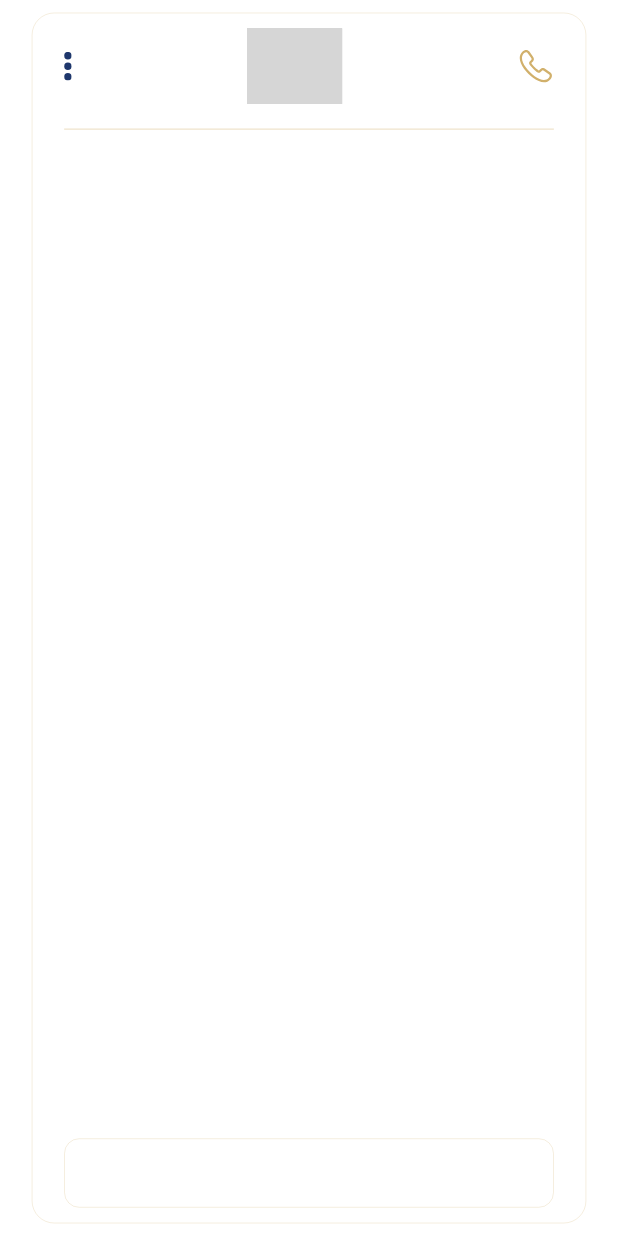
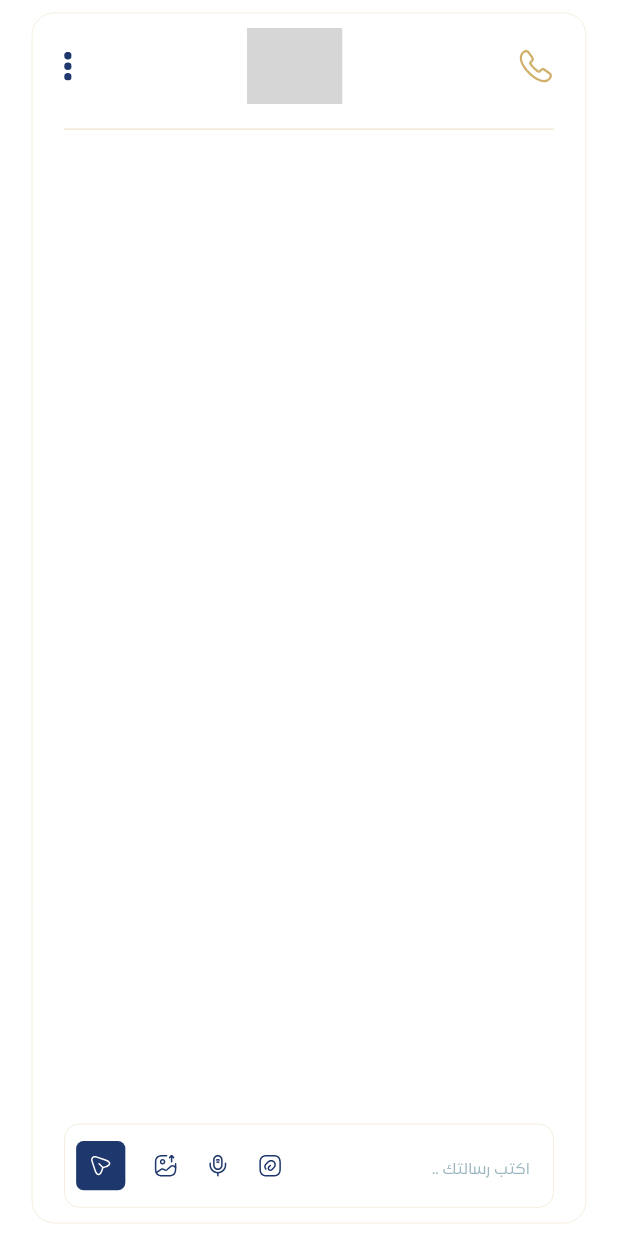
Before and after one commit to rahmagamal21/chat_task, a Flutter app: the screen it shows after launch, on a phone screen of 412 x 824 dp. Run offline on Flutter 3.47's test engine with Material 3 defaults, Android fonts, the light colour scheme and no system bars; our stand-ins replace flutter_screenutil, flutter_svg; project files that could hold a hidden picture were left out; grey boxes are pictures that could not be loaded.

Commit message:
input field

```diff
--- a/lib/Features/chat/presentation/views/widgets/input_field.dart
+++ b/lib/Features/chat/presentation/views/widgets/input_field.dart
@@ -1,21 +1,72 @@
 import 'package:chat_task/core/common/res/colors.dart';
+import 'package:chat_task/core/common/res/styles.dart';
 import 'package:flutter/material.dart';
 import 'package:flutter_screenutil/flutter_screenutil.dart';
+import 'package:flutter_svg/svg.dart';
+
+import '../../../../../generated/l10n.dart';
 
 class InputField extends StatelessWidget {
   const InputField({super.key});
 
   @override
   Widget build(BuildContext context) {
-    return Container(
-      width: double.infinity,
-      height: 55.h,
-      decoration: BoxDecoration(
-        borderRadius: BorderRadius.circular(10),
-        border: Border.all(
-          width: 0.5,
-          color: AllColors.border,
+    return TextFormField(
+      decoration: InputDecoration(
+        border: border(),
+        focusedBorder: border(),
+        enabledBorder: border(),
+        disabledBorder: border(),
+        hintText: S.of(context).write_your_message,
+        hintStyle: Styles.hintStyle(),
+        suffixIcon: Padding(
+          padding: const EdgeInsets.only(left: 8.0),
+          child: SizedBox(
+            width: 130.w,
+            child: Row(
+              mainAxisAlignment: MainAxisAlignment.spaceBetween,
+              mainAxisSize: MainAxisSize.min,
+              children: [
+                SvgPicture.asset('assets/images/attach-square.svg'),
+                SvgPicture.asset('assets/images/microphone.svg'),
+                SvgPicture.asset('assets/images/gallery-export.svg'),
+                Container(
+                  decoration: BoxDecoration(
+                    borderRadius: BorderRadius.circular(5),
+                    color: const Color(0xff1E376C),
+                  ),
+                  child: Padding(
+                    padding: EdgeInsets.all(10.h),
+                    child: SvgPicture.asset(
+                      'assets/images/send.svg',
+                    ),
+                  ),
+                ),
+              ],
+            ),
+          ),
         ),
+      ),
+    );
+    // return Container(
+    //   width: double.infinity,
+    //   height: 55.h,
+    //   decoration: BoxDecoration(
+    //     borderRadius: BorderRadius.circular(10),
+    //     border: Border.all(
+    //       width: 0.5,
+    //       color: AllColors.border,
+    //     ),
+    //   ),
+    // );
+  }
+
+  OutlineInputBorder border() {
+    return OutlineInputBorder(
+      borderRadius: BorderRadius.circular(10),
+      borderSide: BorderSide(
+        width: 0.5,
+        color: AllColors.border,
       ),
     );
   }
--- /dev/null
+++ b/lib/core/common/res/styles.dart
@@ -0,0 +1,25 @@
+import 'package:flutter/material.dart';
+import 'package:flutter_screenutil/flutter_screenutil.dart';
+
+class Styles {
+  static const String kFontFamily = 'Noor';
+
+  static TextStyle baseStyle = const TextStyle(
+    fontFamily: kFontFamily,
+    height: 1.2,
+    fontWeight: FontWeight.w400,
+    color: Colors.black,
+  );
+  static TextStyle hintStyle() {
+    return baseStyle.copyWith(
+      fontSize: 12.sp,
+      color: const Color(0x1e376c80).withOpacity(0.5),
+    );
+  }
+
+  static TextStyle messageStyle() {
+    return baseStyle.copyWith(
+      fontSize: 10.sp,
+    );
+  }
+}
```
Also changed, not shown: pubspec.yaml (+4 -4 lines), assets/fonts/AGCRegular.ttf (added), assets/images/attach-square.svg (added), assets/images/gallery-export.svg (added), assets/images/microphone.svg (added), assets/images/send.svg (added).
